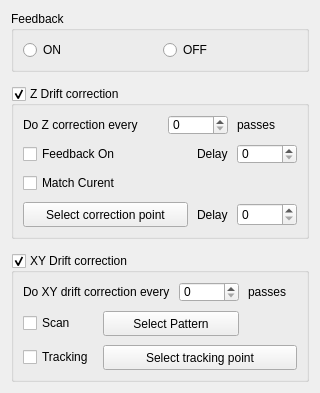
Old version of the form pyqt5 STM software/ui/BetweenPasses.ui in the repository freestylexyz/STM-pyqt5-software.
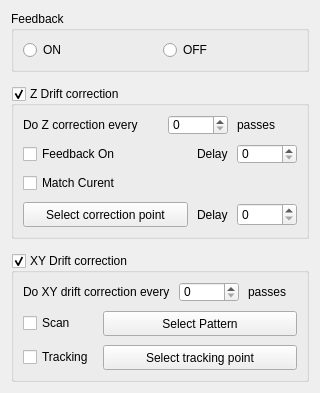
New version of the form.

The edit to the form file:
```diff
--- a/pyqt5 STM software/ui/BetweenPasses.ui
+++ b/pyqt5 STM software/ui/BetweenPasses.ui
@@ -237,19 +237,6 @@
         </property>
        </widget>
       </item>
-      <item row="1" column="1" colspan="2">
-       <widget class="QPushButton" name="pushButton_2">
-        <property name="minimumSize">
-         <size>
-          <width>0</width>
-          <height>25</height>
-         </size>
-        </property>
-        <property name="text">
-         <string>Select Pattern</string>
-        </property>
-       </widget>
-      </item>
       <item row="2" column="0">
        <widget class="QCheckBox" name="checkBox_4">
         <property name="text">
@@ -270,6 +257,19 @@
         </property>
        </widget>
       </item>
+      <item row="1" column="1" colspan="3">
+       <widget class="QPushButton" name="pushButton_2">
+        <property name="minimumSize">
+         <size>
+          <width>0</width>
+          <height>25</height>
+         </size>
+        </property>
+        <property name="text">
+         <string>Select Pattern</string>
+        </property>
+       </widget>
+      </item>
      </layout>
     </widget>
    </item>
```
